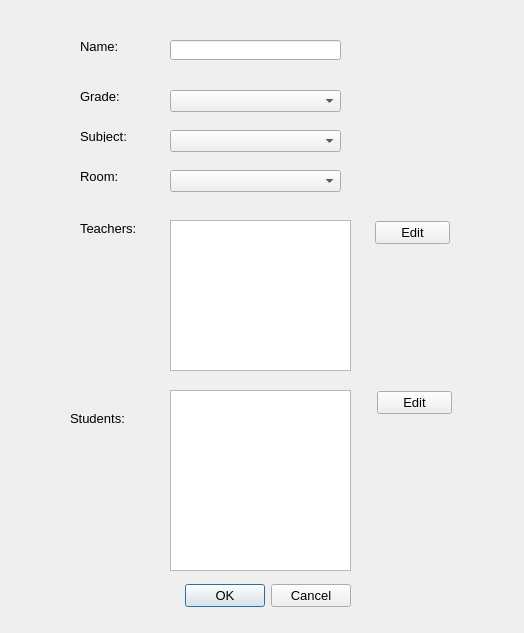
The window that editclassdialog.ui (thenewcoder/school-administration-system) describes before a commit, drawn with Qt 5.
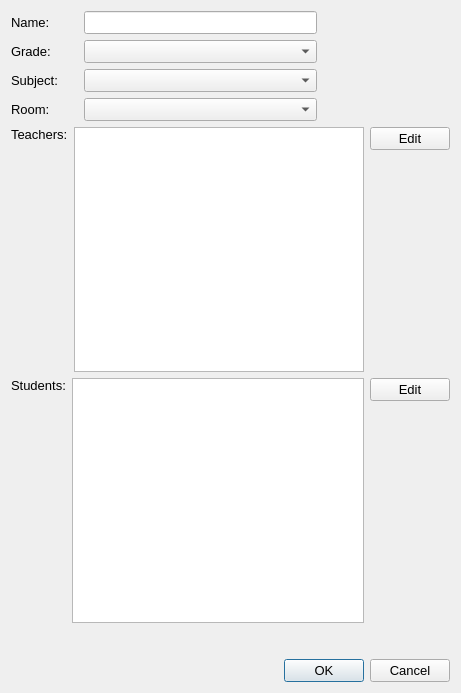
The same window after the commit.

Commit message: Added layout constraints

```diff
--- a/editclassdialog.ui
+++ b/editclassdialog.ui
@@ -6,8 +6,8 @@
    <rect>
     <x>0</x>
     <y>0</y>
-    <width>524</width>
-    <height>633</height>
+    <width>461</width>
+    <height>693</height>
    </rect>
   </property>
   <property name="font">
@@ -18,98 +18,75 @@
   <property name="windowTitle">
    <string/>
   </property>
-  <widget class="QDialogButtonBox" name="buttonBox">
-   <property name="geometry">
-    <rect>
-     <x>30</x>
-     <y>580</y>
-     <width>321</width>
-     <height>32</height>
-    </rect>
-   </property>
-   <property name="font">
-    <font>
-     <pointsize>10</pointsize>
-    </font>
-   </property>
-   <property name="orientation">
-    <enum>Qt::Horizontal</enum>
-   </property>
-   <property name="standardButtons">
-    <set>QDialogButtonBox::Cancel|QDialogButtonBox::Ok</set>
-   </property>
-  </widget>
+  <layout class="QVBoxLayout" name="verticalLayout">
+   <item>
+    <layout class="QGridLayout" name="gridLayout" rowstretch="0,0,0,0" columnstretch="2,7,4">
+     <item row="2" column="0">
+      <widget class="QLabel" name="label_5">
+       <property name="text">
+        <string>Subject:</string>
+       </property>
+      </widget>
+     </item>
+     <item row="0" column="0">
   <widget class="QLabel" name="label">
-   <property name="geometry">
-    <rect>
-     <x>80</x>
-     <y>40</y>
-     <width>54</width>
-     <height>12</height>
-    </rect>
-   </property>
    <property name="text">
     <string>Name:</string>
    </property>
   </widget>
+     </item>
+     <item row="2" column="1">
+      <widget class="QComboBox" name="cbSubject"/>
+     </item>
+     <item row="3" column="1">
+      <widget class="QComboBox" name="cbClassroom"/>
+     </item>
+     <item row="1" column="2">
+      <spacer name="horizontalSpacer">
+       <property name="orientation">
+        <enum>Qt::Horizontal</enum>
+       </property>
+       <property name="sizeHint" stdset="0">
+        <size>
+         <width>40</width>
+         <height>20</height>
+        </size>
+       </property>
+      </spacer>
+     </item>
+     <item row="3" column="0">
   <widget class="QLabel" name="label_2">
-   <property name="geometry">
-    <rect>
-     <x>80</x>
-     <y>170</y>
-     <width>54</width>
-     <height>12</height>
-    </rect>
-   </property>
    <property name="text">
     <string>Room:</string>
    </property>
   </widget>
+     </item>
+     <item row="1" column="0">
+      <widget class="QLabel" name="label_6">
+       <property name="text">
+        <string>Grade:</string>
+       </property>
+      </widget>
+     </item>
+     <item row="1" column="1">
+      <widget class="QComboBox" name="cbGrades"/>
+     </item>
+     <item row="0" column="1">
+      <widget class="QLineEdit" name="leClassName"/>
+     </item>
+    </layout>
+   </item>
+   <item>
+    <layout class="QHBoxLayout" name="horizontalLayout">
+     <item alignment="Qt::AlignTop">
   <widget class="QLabel" name="label_3">
-   <property name="geometry">
-    <rect>
-     <x>80</x>
-     <y>220</y>
-     <width>61</width>
-     <height>16</height>
-    </rect>
-   </property>
    <property name="text">
     <string>Teachers:</string>
    </property>
   </widget>
-  <widget class="QLabel" name="label_4">
-   <property name="geometry">
-    <rect>
-     <x>70</x>
-     <y>410</y>
-     <width>61</width>
-     <height>16</height>
-    </rect>
-   </property>
-   <property name="text">
-    <string>Students:</string>
-   </property>
-  </widget>
-  <widget class="QLineEdit" name="leClassName">
-   <property name="geometry">
-    <rect>
-     <x>170</x>
-     <y>40</y>
-     <width>171</width>
-     <height>20</height>
-    </rect>
-   </property>
-  </widget>
+     </item>
+     <item>
   <widget class="QListView" name="lvTeachers">
-   <property name="geometry">
-    <rect>
-     <x>170</x>
-     <y>220</y>
-     <width>181</width>
-     <height>151</height>
-    </rect>
-   </property>
    <property name="toolTip">
     <string>Teachers teaching this class</string>
    </property>
@@ -120,34 +97,9 @@
     <bool>true</bool>
    </property>
   </widget>
-  <widget class="QListView" name="lvStudents">
-   <property name="geometry">
-    <rect>
-     <x>170</x>
-     <y>390</y>
-     <width>181</width>
-     <height>181</height>
-    </rect>
-   </property>
-   <property name="toolTip">
-    <string>Enrolled Students</string>
-   </property>
-   <property name="editTriggers">
-    <set>QAbstractItemView::NoEditTriggers</set>
-   </property>
-   <property name="alternatingRowColors">
-    <bool>true</bool>
-   </property>
-  </widget>
+     </item>
+     <item alignment="Qt::AlignTop">
   <widget class="QPushButton" name="btnEditTeachers">
-   <property name="geometry">
-    <rect>
-     <x>375</x>
-     <y>221</y>
-     <width>75</width>
-     <height>23</height>
-    </rect>
-   </property>
    <property name="toolTip">
     <string>Add or Remove Teachers for this class</string>
    </property>
@@ -155,15 +107,33 @@
     <string>Edit</string>
    </property>
   </widget>
+     </item>
+    </layout>
+   </item>
+   <item>
+    <layout class="QHBoxLayout" name="horizontalLayout_2">
+     <item alignment="Qt::AlignTop">
+      <widget class="QLabel" name="label_4">
+       <property name="text">
+        <string>Students:</string>
+       </property>
+      </widget>
+     </item>
+     <item>
+      <widget class="QListView" name="lvStudents">
+       <property name="toolTip">
+        <string>Enrolled Students</string>
+       </property>
+       <property name="editTriggers">
+        <set>QAbstractItemView::NoEditTriggers</set>
+       </property>
+       <property name="alternatingRowColors">
+        <bool>true</bool>
+       </property>
+      </widget>
+     </item>
+     <item alignment="Qt::AlignTop">
   <widget class="QPushButton" name="btnEditStudents">
-   <property name="geometry">
-    <rect>
-     <x>377</x>
-     <y>391</y>
-     <width>75</width>
-     <height>23</height>
-    </rect>
-   </property>
    <property name="toolTip">
     <string>Add or Remove Students for this class</string>
    </property>
@@ -171,62 +141,41 @@
     <string>Edit</string>
    </property>
   </widget>
-  <widget class="QLabel" name="label_5">
-   <property name="geometry">
-    <rect>
-     <x>80</x>
-     <y>130</y>
-     <width>54</width>
-     <height>12</height>
-    </rect>
-   </property>
-   <property name="text">
-    <string>Subject:</string>
-   </property>
-  </widget>
-  <widget class="QComboBox" name="cbSubject">
-   <property name="geometry">
-    <rect>
-     <x>170</x>
-     <y>130</y>
-     <width>171</width>
-     <height>22</height>
-    </rect>
-   </property>
-  </widget>
-  <widget class="QComboBox" name="cbClassroom">
-   <property name="geometry">
-    <rect>
-     <x>170</x>
-     <y>170</y>
-     <width>171</width>
-     <height>22</height>
-    </rect>
-   </property>
-  </widget>
-  <widget class="QLabel" name="label_6">
-   <property name="geometry">
-    <rect>
-     <x>80</x>
-     <y>90</y>
-     <width>54</width>
-     <height>12</height>
-    </rect>
-   </property>
-   <property name="text">
-    <string>Grade:</string>
-   </property>
-  </widget>
-  <widget class="QComboBox" name="cbGrades">
-   <property name="geometry">
-    <rect>
-     <x>170</x>
-     <y>90</y>
-     <width>171</width>
-     <height>22</height>
-    </rect>
-   </property>
-  </widget>
+     </item>
+    </layout>
+   </item>
+   <item>
+    <spacer name="verticalSpacer">
+     <property name="orientation">
+      <enum>Qt::Vertical</enum>
+     </property>
+     <property name="sizeType">
+      <enum>QSizePolicy::Preferred</enum>
+     </property>
+     <property name="sizeHint" stdset="0">
+      <size>
+       <width>20</width>
+       <height>30</height>
+      </size>
+     </property>
+    </spacer>
+   </item>
+   <item>
+    <widget class="QDialogButtonBox" name="buttonBox">
+     <property name="font">
+      <font>
+       <pointsize>10</pointsize>
+      </font>
+     </property>
+     <property name="orientation">
+      <enum>Qt::Horizontal</enum>
+     </property>
+     <property name="standardButtons">
+      <set>QDialogButtonBox::Cancel|QDialogButtonBox::Ok</set>
+     </property>
+    </widget>
+   </item>
+  </layout>
  </widget>
  <tabstops>
   <tabstop>leClassName</tabstop>
```
Lines whose indentation alone changed are shown as unchanged. The commit also changes 8 other files.
